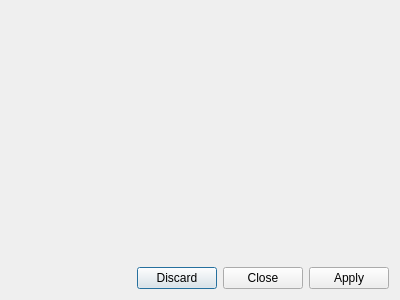
Old version of the form src/formats/vobsub/vobsubinputprocessdialog.ui in the repository project-renard-survey/subtitlecomposer.
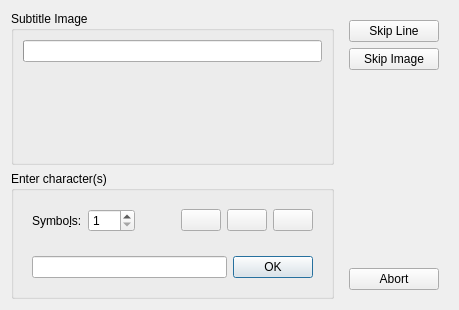
New version of the form. Icons and pictures are not drawn.

Commit message: VobSub character extraction

Patch:
```diff
--- a/src/formats/vobsub/vobsubinputprocessdialog.ui
+++ b/src/formats/vobsub/vobsubinputprocessdialog.ui
@@ -6,29 +6,239 @@
    <rect>
     <x>0</x>
     <y>0</y>
-    <width>400</width>
-    <height>300</height>
+    <width>459</width>
+    <height>310</height>
    </rect>
   </property>
   <property name="windowTitle">
    <string>VobSub Import</string>
   </property>
-  <layout class="QGridLayout" name="gridLayout">
-   <item row="1" column="0">
-    <widget class="QDialogButtonBox" name="buttonBox">
-     <property name="orientation">
-      <enum>Qt::Horizontal</enum>
-     </property>
-     <property name="standardButtons">
-      <set>QDialogButtonBox::Apply|QDialogButtonBox::Close|QDialogButtonBox::Discard</set>
-     </property>
-    </widget>
-   </item>
+  <layout class="QGridLayout" name="gridLayout" rowstretch="0,0" columnstretch="3,1">
    <item row="0" column="0">
-    <widget class="QLabel" name="subtitleView">
-     <property name="text">
-      <string/>
+    <widget class="QGroupBox" name="grpPreview">
+     <property name="sizePolicy">
+      <sizepolicy hsizetype="Preferred" vsizetype="Expanding">
+       <horstretch>0</horstretch>
+       <verstretch>0</verstretch>
+      </sizepolicy>
      </property>
+     <property name="title">
+      <string>Subtitle Image</string>
+     </property>
+     <layout class="QGridLayout" name="gridLayout_2">
+      <item row="1" column="0">
+       <widget class="QLabel" name="subtitleView">
+        <property name="text">
+         <string/>
+        </property>
+       </widget>
+      </item>
+      <item row="0" column="0">
+       <widget class="QProgressBar" name="progressBar">
+        <property name="format">
+         <string>%v/%m</string>
+        </property>
+       </widget>
+      </item>
+     </layout>
+    </widget>
+   </item>
+   <item row="1" column="0">
+    <widget class="QGroupBox" name="grpText">
+     <property name="sizePolicy">
+      <sizepolicy hsizetype="Preferred" vsizetype="Minimum">
+       <horstretch>0</horstretch>
+       <verstretch>0</verstretch>
+      </sizepolicy>
+     </property>
+     <property name="title">
+      <string>Enter character(s)</string>
+     </property>
+     <layout class="QVBoxLayout" name="verticalLayout_2">
+      <item>
+       <widget class="QWidget" name="contTextStyle" native="true">
+        <layout class="QHBoxLayout" name="horizontalLayout">
+         <item>
+          <widget class="QLabel" name="symbolLabel">
+           <property name="text">
+            <string>Symbo&amp;ls:</string>
+           </property>
+           <property name="buddy">
+            <cstring>symbolCount</cstring>
+           </property>
+          </widget>
+         </item>
+         <item>
+          <widget class="QSpinBox" name="symbolCount">
+           <property name="minimum">
+            <number>1</number>
+           </property>
+           <property name="maximum">
+            <number>100</number>
+           </property>
+          </widget>
+         </item>
+         <item>
+          <spacer name="horizontalSpacer">
+           <property name="orientation">
+            <enum>Qt::Horizontal</enum>
+           </property>
+           <property name="sizeHint" stdset="0">
+            <size>
+             <width>40</width>
+             <height>20</height>
+            </size>
+           </property>
+          </spacer>
+         </item>
+         <item>
+          <widget class="QPushButton" name="styleBold">
+           <property name="icon">
+            <iconset theme="format-text-bold">
+             <normaloff>.</normaloff>.</iconset>
+           </property>
+           <property name="checkable">
+            <bool>true</bool>
+           </property>
+           <property name="checked">
+            <bool>false</bool>
+           </property>
+           <property name="autoDefault">
+            <bool>false</bool>
+           </property>
+          </widget>
+         </item>
+         <item>
+          <widget class="QPushButton" name="styleItalic">
+           <property name="icon">
+            <iconset theme="format-text-italic">
+             <normaloff>.</normaloff>.</iconset>
+           </property>
+           <property name="checkable">
+            <bool>true</bool>
+           </property>
+           <property name="checked">
+            <bool>false</bool>
+           </property>
+           <property name="autoDefault">
+            <bool>false</bool>
+           </property>
+          </widget>
+         </item>
+         <item>
+          <widget class="QPushButton" name="styleUnderline">
+           <property name="icon">
+            <iconset theme="format-text-underline">
+             <normaloff>.</normaloff>.</iconset>
+           </property>
+           <property name="checkable">
+            <bool>true</bool>
+           </property>
+           <property name="checked">
+            <bool>false</bool>
+           </property>
+           <property name="autoDefault">
+            <bool>false</bool>
+           </property>
+          </widget>
+         </item>
+        </layout>
+       </widget>
+      </item>
+      <item>
+       <widget class="QWidget" name="contText" native="true">
+        <layout class="QHBoxLayout" name="horizontalLayout_2">
+         <item>
+          <widget class="QLineEdit" name="lineEdit"/>
+         </item>
+         <item>
+          <widget class="QPushButton" name="btnOk">
+           <property name="sizePolicy">
+            <sizepolicy hsizetype="Minimum" vsizetype="Fixed">
+             <horstretch>0</horstretch>
+             <verstretch>0</verstretch>
+            </sizepolicy>
+           </property>
+           <property name="text">
+            <string>OK</string>
+           </property>
+           <property name="icon">
+            <iconset theme="dialog-ok-apply">
+             <normaloff>.</normaloff>.</iconset>
+           </property>
+           <property name="autoDefault">
+            <bool>false</bool>
+           </property>
+           <property name="default">
+            <bool>true</bool>
+           </property>
+          </widget>
+         </item>
+        </layout>
+       </widget>
+      </item>
+     </layout>
+    </widget>
+   </item>
+   <item row="0" column="1" rowspan="2">
+    <widget class="QWidget" name="widget" native="true">
+     <layout class="QVBoxLayout" name="verticalLayout">
+      <item>
+       <widget class="QPushButton" name="btnSkipLine">
+        <property name="text">
+         <string>Skip Line</string>
+        </property>
+        <property name="icon">
+         <iconset theme="go-next">
+          <normaloff>.</normaloff>.</iconset>
+        </property>
+        <property name="autoDefault">
+         <bool>false</bool>
+        </property>
+       </widget>
+      </item>
+      <item>
+       <widget class="QPushButton" name="btnSkipImage">
+        <property name="text">
+         <string>Skip Image</string>
+        </property>
+        <property name="icon">
+         <iconset theme="go-next">
+          <normaloff>.</normaloff>.</iconset>
+        </property>
+        <property name="autoDefault">
+         <bool>false</bool>
+        </property>
+       </widget>
+      </item>
+      <item>
+       <spacer name="verticalSpacer">
+        <property name="orientation">
+         <enum>Qt::Vertical</enum>
+        </property>
+        <property name="sizeHint" stdset="0">
+         <size>
+          <width>20</width>
+          <height>40</height>
+         </size>
+        </property>
+       </spacer>
+      </item>
+      <item>
+       <widget class="QPushButton" name="btnAbort">
+        <property name="text">
+         <string>Abort</string>
+        </property>
+        <property name="icon">
+         <iconset theme="dialog-cancel">
+          <normaloff>.</normaloff>.</iconset>
+        </property>
+        <property name="autoDefault">
+         <bool>false</bool>
+        </property>
+       </widget>
+      </item>
+     </layout>
     </widget>
    </item>
   </layout>
```
Left out of the diff: 46 changed lines with no effect on the pictures. The commit also changes 4 other files.
